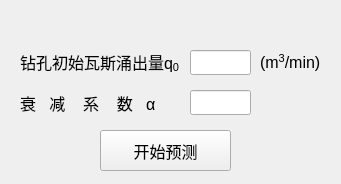
Above: python/cbm/uifiles/curve_draw_dlg.ui from wyrover/cbm before the change. Below: the same form after it.
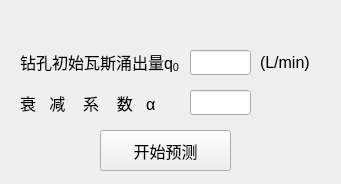
That is the form after the change. Icons and pictures are not drawn.

The edit to the form file:
```diff
--- a/python/cbm/uifiles/curve_draw_dlg.ui
+++ b/python/cbm/uifiles/curve_draw_dlg.ui
@@ -59,7 +59,7 @@
      </font>
     </property>
     <property name="text">
-     <string>&lt;html&gt;&lt;head/&gt;&lt;body&gt;&lt;p&gt;(m&lt;span style=&quot; vertical-align:super;&quot;&gt;3&lt;/span&gt;/min)&lt;/p&gt;&lt;/body&gt;&lt;/html&gt;</string>
+     <string>&lt;html&gt;&lt;head/&gt;&lt;body&gt;&lt;p&gt;(L/min)&lt;/p&gt;&lt;/body&gt;&lt;/html&gt;</string>
     </property>
    </widget>
    <widget class="QLabel" name="mineName_label_13">
```
